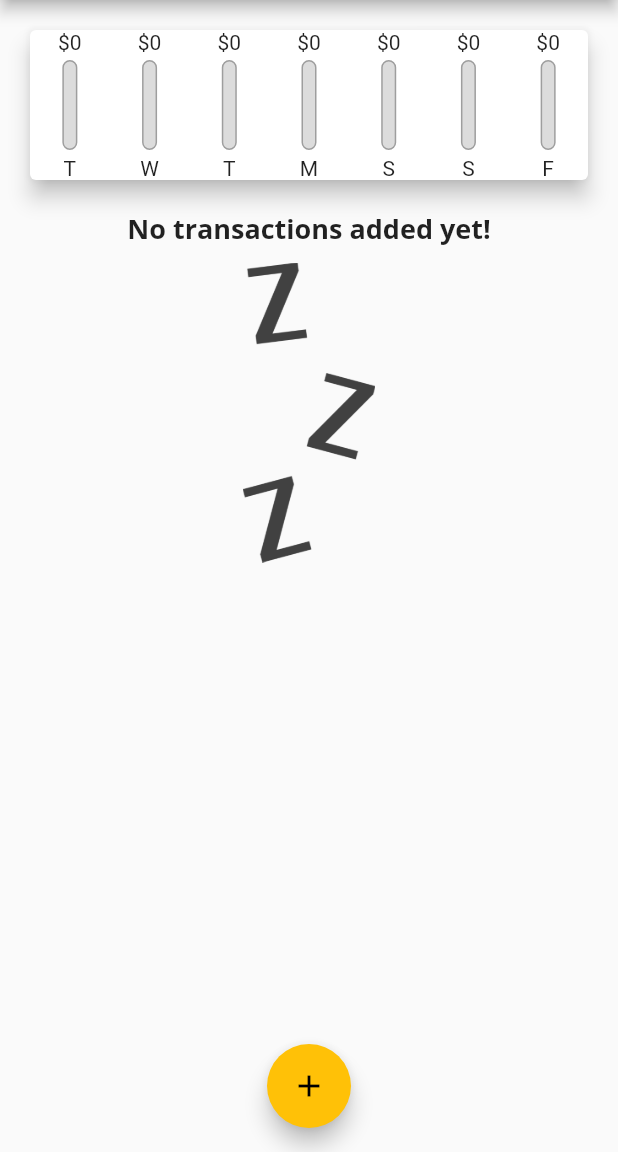
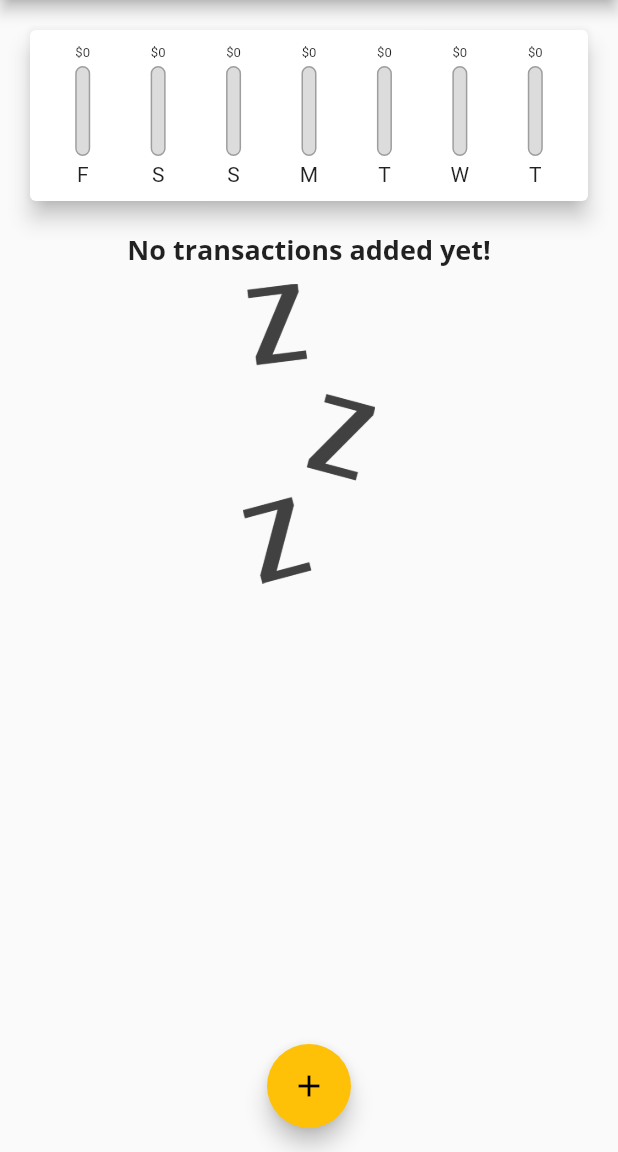
Before and after one commit to ArslanAshraf462/ExpensePlanner, a Flutter app: the screen it shows after launch, on a phone screen of 412 x 824 dp, the part 84-1236 px from its top. Run offline on Flutter 3.47's test engine with Material 2 defaults, Android fonts, the phone set to English and light mode, and no system bars; Roboto replaces fonts that are missing (Open Sans).

Commit message:
Adding Listtile & improving the Chart

```diff
--- a/lib/widgets/chart.dart
+++ b/lib/widgets/chart.dart
@@ -24,7 +24,7 @@ class Chart extends StatelessWidget {
       print(DateFormat.E().format(weekDay));
       print(totalSum);
       return {'day' : DateFormat.E().format(weekDay).substring(0,1) ,'amount' : totalSum};
-    });
+    }).reversed.toList();
   }
 
   double get totalSpending{
@@ -39,6 +39,8 @@ class Chart extends StatelessWidget {
     return Card(
       elevation: 6.0,
       margin: EdgeInsets.all(20.0),
+      child: Padding(
+        padding: EdgeInsets.all(10.0),
         child: Row(
           mainAxisAlignment: MainAxisAlignment.spaceAround,
           children: groupedTransactionValues.map((data) {
@@ -51,6 +53,7 @@ class Chart extends StatelessWidget {
             );
           }).toList(),
         ),
+      ),
     );
   }
 }
--- a/lib/widgets/chart_bar.dart
+++ b/lib/widgets/chart_bar.dart
@@ -10,7 +10,12 @@ class ChartBar extends StatelessWidget {
   Widget build(BuildContext context) {
     return Column(
       children: [
-        Text('\$${spendingAmount.toStringAsFixed(0)}'),
+        Container(
+          height: 10.0,
+          child: FittedBox(
+            child: Text('\$${spendingAmount.toStringAsFixed(0)}'),
+          ),
+        ),
         SizedBox(height: 4.0,),
         Container(
           height: 60.0,
```
Also changed, not shown: lib/widgets/transaction_list.dart (+13 -27 lines). Lines whose indentation alone changed are shown as unchanged.
